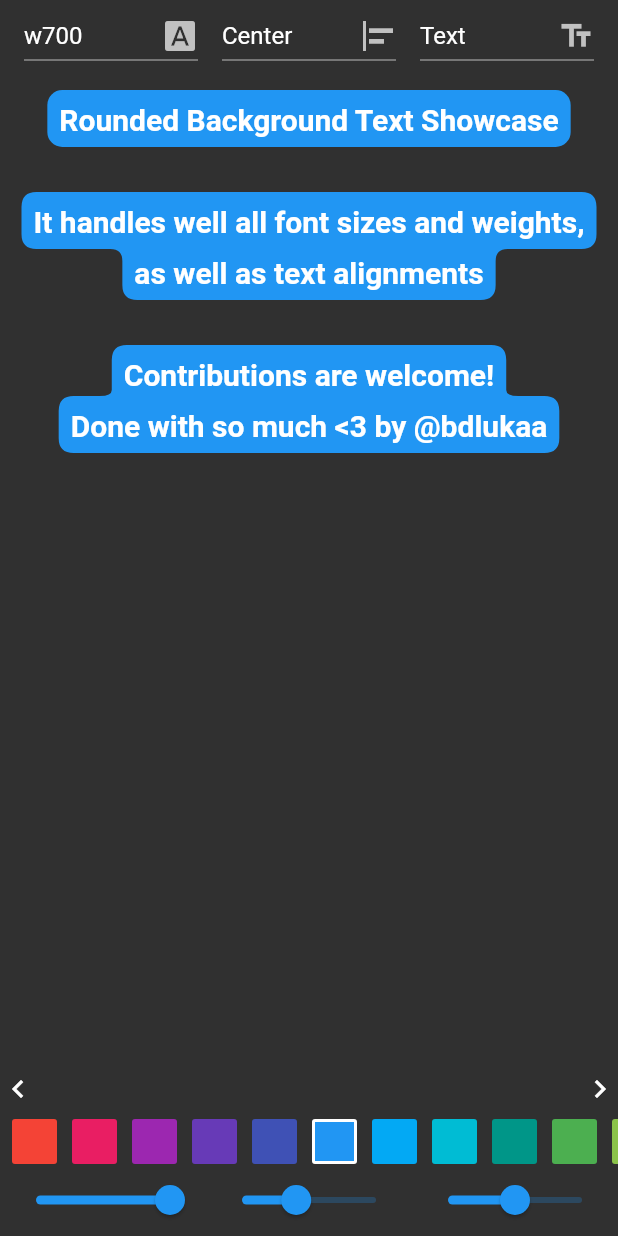
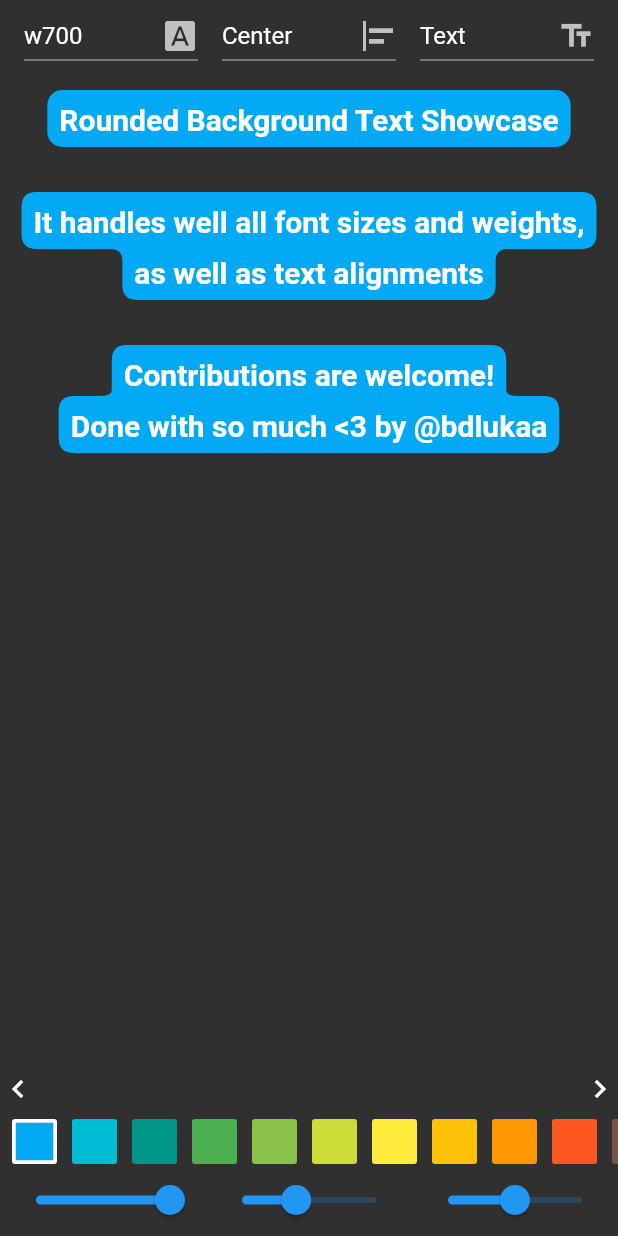
Before and after one commit to bdlukaa/rounded_background_text, a Flutter app: the screen it shows after launch, on a phone screen of 412 x 824 dp. Run offline on Flutter 3.47's test engine with Material 2 defaults, Android fonts, the phone set to English and light mode, and no system bars.

```diff
--- a/example/lib/main.dart
+++ b/example/lib/main.dart
@@ -1,9 +1,10 @@
+import 'dart:math';
+
 import 'package:flutter/material.dart';
 
 import 'package:rounded_background_text/rounded_background_text.dart';
 
-final _primaryAndAccentColors =
-    (<ColorSwatch>[...Colors.primaries]).followedBy(Colors.accents);
+final _primaryAndAccentColors = [...Colors.primaries, ...Colors.accents];
 
 enum _HighlightTextType { field, text, span, selectableText }
 
@@ -19,7 +20,7 @@ class MyApp extends StatefulWidget {
 }
 
 class _MyAppState extends State<MyApp> {
-  final colorsController = ScrollController();
+  late final ScrollController colorsController;
   final controller = TextEditingController();
 
   double fontSize = 20.0;
@@ -30,7 +31,19 @@ class _MyAppState extends State<MyApp> {
   FontWeight fontWeight = FontWeight.bold;
   _HighlightTextType type = _HighlightTextType.text;
 
-  Color selectedColor = Colors.blue;
+  late Color selectedColor;
+
+  @override
+  void initState() {
+    super.initState();
+
+    final initialIndex = Random().nextInt(_primaryAndAccentColors.length);
+    selectedColor = _primaryAndAccentColors[initialIndex];
+
+    colorsController = ScrollController(
+      initialScrollOffset: 40.0 * initialIndex,
+    );
+  }
 
   @override
   void dispose() {
@@ -48,8 +61,8 @@ class _MyAppState extends State<MyApp> {
       home: Scaffold(
         body: SafeArea(
           child: Column(children: [
-            Row(
-              children: [
+            Material(
+              child: Row(children: [
                 const VerticalDivider(),
                 Expanded(
                   child: DropdownButton<FontWeight>(
@@ -122,7 +135,7 @@ class _MyAppState extends State<MyApp> {
                   ),
                 ),
                 const VerticalDivider(),
-              ],
+              ]),
             ),
             Expanded(
               child: Padding(
@@ -139,6 +152,9 @@ class _MyAppState extends State<MyApp> {
                           style: TextStyle(
                             fontSize: fontSize,
                             fontWeight: fontWeight,
+                            color: selectedColor.computeLuminance() > 0.5
+                                ? Colors.black
+                                : Colors.white,
                           ),
                           innerRadius: innerRadius,
                           outerRadius: outerRadius,
@@ -254,8 +270,10 @@ Done with so much <3 by @bdlukaa''',
                             color: color,
                             borderRadius: BorderRadius.circular(2.0),
                             border: Border.all(
-                              color: Colors.white,
-                              width: 2.0,
+                              color: color.computeLuminance() > 0.5
+                                  ? Colors.black
+                                  : Colors.white,
+                              width: 2.5,
                               style: selectedColor == color
                                   ? BorderStyle.solid
                                   : BorderStyle.none,
--- a/lib/src/rounded_background_text.dart
+++ b/lib/src/rounded_background_text.dart
@@ -459,7 +459,7 @@ class __RoundedBackgroundTextState extends State<_RoundedBackgroundText> {
           isComplex: true,
           willChange: true,
           size: Size(
-            size.maxWidth - (8.0),
+            size.maxWidth,
             size.maxHeight.isInfinite ? requiredSize.height : size.maxHeight,
           ),
           painter: _HighlightPainter(
--- a/lib/src/rounded_background_text_field.dart
+++ b/lib/src/rounded_background_text_field.dart
@@ -54,6 +54,7 @@ class RoundedBackgroundTextField extends StatefulWidget {
     this.scrollController,
     this.scrollPhysics,
     this.scrollBehavior,
+    this.scrollPadding = EdgeInsets.zero,
   }) : super(key: key);
 
   final TextEditingController? controller;
@@ -279,6 +280,9 @@ class RoundedBackgroundTextField extends StatefulWidget {
   /// than 1.
   final ScrollBehavior? scrollBehavior;
 
+  /// {@macro flutter.widgets.editableText.scrollPadding}
+  final EdgeInsets scrollPadding;
+
   @override
   _RoundedBackgroundTextFieldState createState() =>
       _RoundedBackgroundTextFieldState();
@@ -428,7 +432,6 @@ class _RoundedBackgroundTextFieldState
 
     return Stack(
       alignment: Alignment.center,
-      clipBehavior: Clip.hardEdge,
       children: [
         const Positioned.fill(child: SizedBox.expand()),
         if (textController.text.isNotEmpty)
@@ -484,6 +487,7 @@ class _RoundedBackgroundTextFieldState
             scrollPhysics: widget.scrollPhysics,
             scrollBehavior: widget.scrollBehavior,
             scrollController: scrollController,
+            scrollPadding: widget.scrollPadding,
             style: (widget.style ?? const TextStyle()).copyWith(
               // color: Colors.transparent,
               // color: Colors.amber,
@@ -497,8 +501,8 @@ class _RoundedBackgroundTextFieldState
             backgroundCursorColor: CupertinoColors.inactiveGray,
             cursorColor: widget.cursorColor ??
                 widget.style?.color ??
+                selectionTheme.cursorColor ??
                 foregroundColor(widget.backgroundColor) ??
-                selectionTheme.cursorColor ??
                 Colors.black,
             cursorWidth: widget.cursorWidth,
             cursorHeight: widget.cursorHeight,
@@ -507,7 +511,6 @@ class _RoundedBackgroundTextFieldState
             cursorOpacityAnimates: cursorOpacityAnimates,
             cursorOffset: cursorOffset,
             autocorrectionTextRectColor: autocorrectionTextRectColor,
-            scrollPadding: EdgeInsets.zero,
             textCapitalization: widget.textCapitalization,
             keyboardAppearance: widget.keyboardAppearance,
             textScaleFactor: widget.textScaleFactor,
```
Also changed, not shown: 1 other file.
